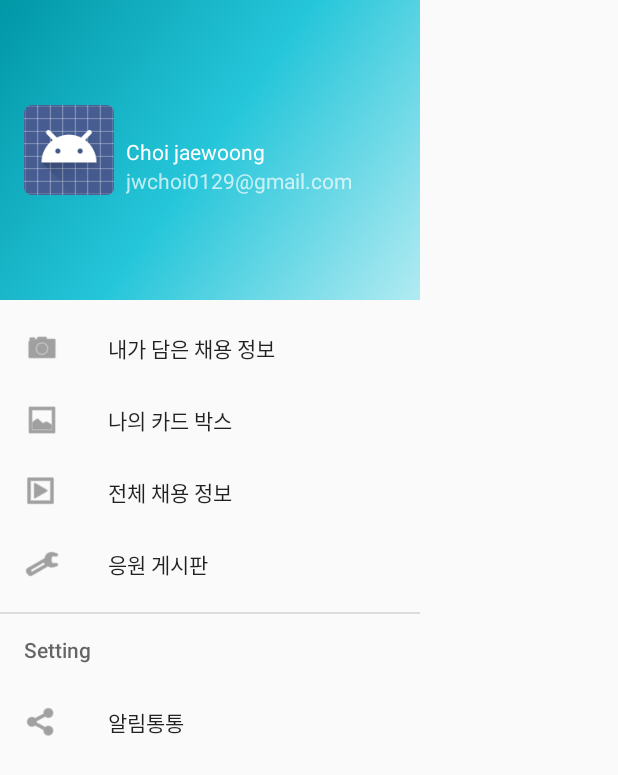
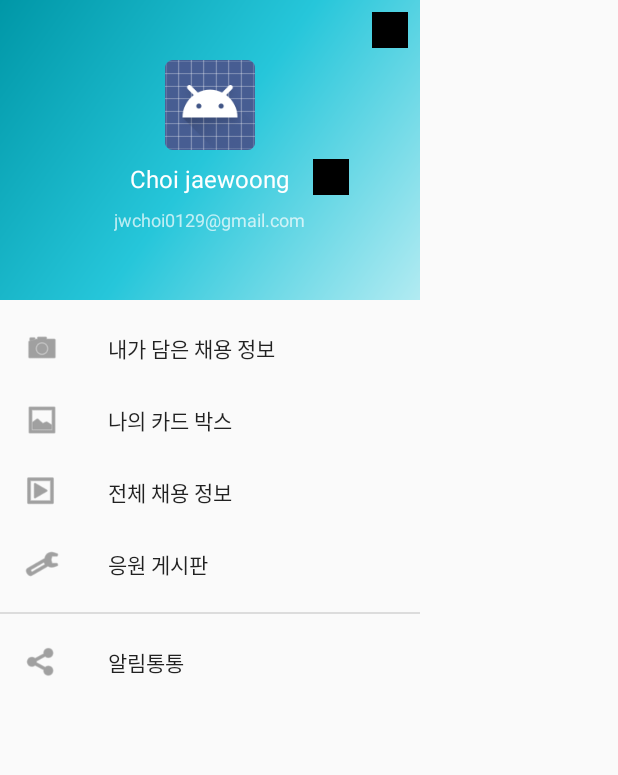
Before and after one commit to choijaewoong/JobDamProject, an Android app: the layout slidingmenu_main.xml on its own in the app's theme, with its tools: preview values and no code run, on a phone screen of 412 x 824 dp. Shown: the top 775 px of the screen. Run offline under Robolectric (Android 15) with nearby library versions, the phone set to English and light mode, and no system bars.

Commit message:
NavigationView Layout 수정

```diff
--- a/app/src/main/java/com/example/androidchoi/jobdam/JobItemAdapter.java
+++ b/app/src/main/java/com/example/androidchoi/jobdam/Adpater/JobItemAdapter.java
@@ -1,8 +1,11 @@
-package com.example.androidchoi.jobdam;
+package com.example.androidchoi.jobdam.Adpater;
 
 import android.view.View;
 import android.view.ViewGroup;
 import android.widget.BaseAdapter;
+
+import com.example.androidchoi.jobdam.Model.JobItemData;
+import com.example.androidchoi.jobdam.JobItemView;
 
 import java.util.ArrayList;
 import java.util.List;
--- a/app/src/main/java/com/example/androidchoi/jobdam/TabsAdapter.java
+++ b/app/src/main/java/com/example/androidchoi/jobdam/Adpater/TabsAdapter.java
@@ -1,4 +1,4 @@
-package com.example.androidchoi.jobdam;
+package com.example.androidchoi.jobdam.Adpater;
 
 import android.content.Context;
 import android.os.Bundle;
--- a/app/src/main/java/com/example/androidchoi/jobdam/JobItemView.java
+++ b/app/src/main/java/com/example/androidchoi/jobdam/JobItemView.java
@@ -2,6 +2,8 @@ package com.example.androidchoi.jobdam;
 
 import android.content.Context;
 import android.widget.RelativeLayout;
+
+import com.example.androidchoi.jobdam.Model.JobItemData;
 
 /**
  * Created by Choi on 2015-10-18.
--- a/app/src/main/java/com/example/androidchoi/jobdam/JobItemData.java
+++ b/app/src/main/java/com/example/androidchoi/jobdam/Model/JobItemData.java
@@ -1,4 +1,4 @@
-package com.example.androidchoi.jobdam;
+package com.example.androidchoi.jobdam.Model;
 
 import java.util.Date;
 
--- a/app/src/main/java/com/example/androidchoi/jobdam/MyJobFragment.java
+++ b/app/src/main/java/com/example/androidchoi/jobdam/MyJobFragment.java
@@ -8,6 +8,8 @@ import android.view.LayoutInflater;
 import android.view.View;
 import android.view.ViewGroup;
 import android.widget.TabHost;
+
+import com.example.androidchoi.jobdam.Adpater.TabsAdapter;
 
 
 /**
@@ -35,8 +37,8 @@ public class MyJobFragment extends Fragment {
         tabHost.setup();
         pager = (ViewPager)view.findViewById(R.id.pager);
         mAdapter = new TabsAdapter(getActivity(), getChildFragmentManager(), tabHost, pager);
-        mAdapter.addTab(tabHost.newTabSpec(LIST).setIndicator("잡담 리스트"), TabFragment.class, null);
-        mAdapter.addTab(tabHost.newTabSpec(CALENDAR).setIndicator("잡담 캘린더"), TabFragment.class, null);
+        mAdapter.addTab(tabHost.newTabSpec(LIST).setIndicator("잡담 리스트"), MyJobListFragment.class, null);
+        mAdapter.addTab(tabHost.newTabSpec(CALENDAR).setIndicator("잡담 캘린더"), MyJobListFragment.class, null);
         return view;
     }
 }
--- a/app/src/main/java/com/example/androidchoi/jobdam/TabFragment.java
+++ b/app/src/main/java/com/example/androidchoi/jobdam/MyJobListFragment.java
@@ -8,16 +8,19 @@ import android.view.View;
 import android.view.ViewGroup;
 import android.widget.ListView;
 
+import com.example.androidchoi.jobdam.Adpater.JobItemAdapter;
+import com.example.androidchoi.jobdam.Model.JobItemData;
+
 
 /**
  * A simple {@link Fragment} subclass.
  */
-public class TabFragment extends Fragment {
+public class MyJobListFragment extends Fragment {
 
     ListView mListView;
     JobItemAdapter mAdapter;
 
-    public TabFragment() {
+    public MyJobListFragment() {
         // Required empty public constructor
         setHasOptionsMenu(true);
     }
@@ -25,7 +28,7 @@ public class TabFragment extends Fragment {
     public View onCreateView(LayoutInflater inflater, ViewGroup container,
                              Bundle savedInstanceState) {
         // Inflate the layout for this fragment
-        View view = inflater.inflate(R.layout.fragment_tab, container, false);
+        View view = inflater.inflate(R.layout.fragment_my_job_list, container, false);
 
         mListView = (ListView)view.findViewById(R.id.listView_job);
         mAdapter = new JobItemAdapter();
--- a/app/src/main/res/layout/nav_header_main.xml
+++ b/app/src/main/res/layout/nav_header_main.xml
@@ -5,16 +5,22 @@
               android:background="@drawable/side_nav_bar"
               android:gravity="bottom"
               android:orientation="vertical"
-              android:paddingBottom="@dimen/activity_vertical_margin"
-              android:paddingLeft="@dimen/activity_horizontal_margin"
-              android:paddingRight="@dimen/activity_horizontal_margin"
-              android:paddingTop="@dimen/activity_vertical_margin"
-              android:theme="@style/ThemeOverlay.AppCompat.Dark">
+    android:theme="@style/ThemeOverlay.AppCompat.Dark">
 
     <RelativeLayout
-        android:layout_width="wrap_content"
-        android:layout_height="wrap_content"
+        android:layout_width="match_parent"
+        android:layout_height="match_parent"
         android:layout_gravity="center_vertical|left">
+
+        <ImageView
+            android:id="@+id/imageView"
+            android:layout_width="@dimen/nav_haader_profile_size"
+            android:layout_height="@dimen/nav_haader_profile_size"
+            android:layout_marginTop="@dimen/nav_header_profile_top_margin"
+            android:src="@android:drawable/sym_def_app_icon"
+            android:layout_gravity="center_horizontal|top"
+            android:layout_alignParentTop="true"
+            android:layout_centerHorizontal="true" />
 
         <TextView
             android:layout_width="wrap_content"
@@ -23,9 +29,10 @@
             android:textAppearance="@style/TextAppearance.AppCompat.Body1"
             android:id="@+id/textView2"
             android:layout_gravity="center"
-            android:layout_above="@+id/textView"
-            android:layout_toRightOf="@+id/imageView"
-            android:layout_toEndOf="@+id/imageView"/>
+            android:layout_below="@+id/imageView"
+            android:layout_centerHorizontal="true"
+            android:textSize="16sp"
+            android:layout_margin="@dimen/default_margin" />
 
         <TextView
             android:id="@+id/textView"
@@ -33,21 +40,36 @@
             android:layout_height="wrap_content"
             android:text="jwchoi0129@gmail.com"
             android:layout_gravity="center_horizontal|bottom"
-            android:layout_alignBottom="@+id/imageView"
-            android:layout_toRightOf="@+id/imageView"
-            android:layout_toEndOf="@+id/imageView"/>
+            android:layout_below="@+id/textView2"
+            android:layout_centerHorizontal="true"
+            android:textSize="12sp"/>
 
         <ImageView
-            android:id="@+id/imageView"
-            android:layout_width="60dp"
-            android:layout_height="60dp"
-            android:src="@android:drawable/sym_def_app_icon"
+            android:layout_width="@dimen/nav_header_image_button"
+            android:layout_height="@dimen/nav_header_image_button"
+            android:id="@+id/imageView4"
+            android:background="#000000"
+            android:layout_alignBottom="@+id/textView2"
+            android:layout_toRightOf="@+id/textView2"
+            android:layout_toEndOf="@+id/textView2"
+            android:layout_marginLeft="@dimen/default_margin" />
+
+        <ImageView
+            android:layout_width="@dimen/nav_header_image_button"
+            android:layout_height="@dimen/nav_header_image_button"
+            android:layout_margin="@dimen/default_double_margin"
+            android:id="@+id/imageView5"
             android:layout_alignParentTop="true"
-            android:layout_alignParentLeft="true"
-            android:layout_alignParentStart="true"
-            android:layout_gravity="center_vertical"
-            android:layout_marginRight="8dp"/>
+            android:layout_alignParentRight="true"
+            android:layout_alignParentEnd="true"
+            android:background="#000000" />
 
     </RelativeLayout>
 
+    <ImageView
+        android:layout_width="wrap_content"
+        android:layout_height="wrap_content"
+        android:id="@+id/imageView3"
+        android:layout_gravity="left|bottom" />
+
 </FrameLayout>
--- a/app/src/main/res/menu/sliding_menu.xml
+++ b/app/src/main/res/menu/sliding_menu.xml
@@ -1,7 +1,8 @@
 <?xml version="1.0" encoding="utf-8"?>
 <menu xmlns:android="http://schemas.android.com/apk/res/android">
-
-    <group android:checkableBehavior="single">
+    <group
+        android:id="@+id/menu_top"
+        android:checkableBehavior="single">
         <item
             android:id="@+id/nav_camara"
             android:icon="@android:drawable/ic_menu_camera"
@@ -18,15 +19,15 @@
             android:id="@+id/nav_manage"
             android:icon="@android:drawable/ic_menu_manage"
             android:title="@string/board"/>
+
     </group>
 
-    <item android:title="Setting">
-        <menu>
+    <group
+        android:id="@+id/menu_bottom"
+        android:checkableBehavior="single">
             <item
                 android:id="@+id/nav_share"
                 android:icon="@android:drawable/ic_menu_share"
                 android:title="@string/alarm"/>
-        </menu>
-    </item>
-
+    </group>
 </menu>
--- a/app/src/main/res/values/dimens.xml
+++ b/app/src/main/res/values/dimens.xml
@@ -1,15 +1,23 @@
 <resources>
     <!-- Default screen margins, per the Android Design guidelines. -->
     <dimen name="default_margin">8dp</dimen>
+    <dimen name="default_double_margin">8dp</dimen>
     <dimen name="activity_horizontal_margin">16dp</dimen>
     <dimen name="activity_vertical_margin">16dp</dimen>
 
+    <!-- floatingbutton margin-->
     <dimen name="fab_margin">16dp</dimen>
 
+    <!-- navigation bar-->
     <dimen name="nav_header_vertical_spacing">16dp</dimen>
     <dimen name="nav_header_height">200dp</dimen>
+    <dimen name="nav_haader_profile_size">60dp</dimen>
+    <dimen name="nav_header_image_button">24dp</dimen>
+    <dimen name="nav_header_profile_top_margin">40dp</dimen>
+    <dimen name="menu_width">240dp</dimen>
+    <dimen name="shadow_width">8dp</dimen>
+
+
     <dimen name="job_item_padding">8dp</dimen>
 
-    <dimen name="menu_width">240dp</dimen>
-    <dimen name="shadow_width">8dp</dimen>
 </resources>
```
Also changed, not shown: app/src/main/res/layout/fragment_my_job_list.xml (renamed from app/src/main/res/layout/fragment_tab.xml).
